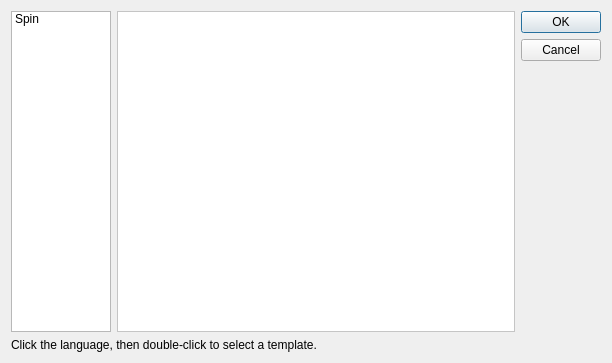
parallaxinc/PropellerIDE, file src/propelleride/forms/newfromtemplate.ui: the form before one commit.
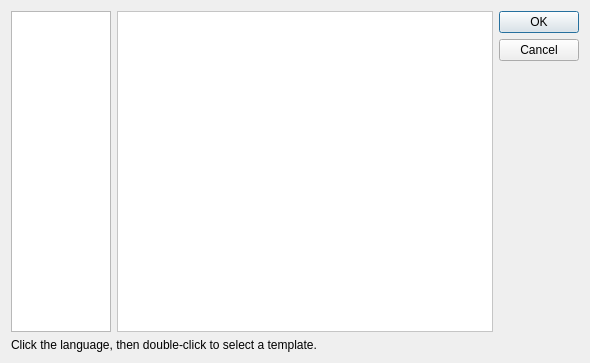
The form after the commit.

Diff of the .ui file:
```diff
--- a/src/propelleride/forms/newfromtemplate.ui
+++ b/src/propelleride/forms/newfromtemplate.ui
@@ -6,7 +6,7 @@
    <rect>
     <x>0</x>
     <y>0</y>
-    <width>612</width>
+    <width>590</width>
     <height>363</height>
    </rect>
   </property>
@@ -36,11 +36,6 @@
        <property name="showDropIndicator" stdset="0">
         <bool>false</bool>
        </property>
-       <item>
-        <property name="text">
-         <string>Spin</string>
-        </property>
-       </item>
       </widget>
      </item>
      <item>
@@ -117,7 +112,7 @@
          <rect>
           <x>0</x>
           <y>0</y>
-          <width>393</width>
+          <width>371</width>
           <height>317</height>
          </rect>
         </property>
```
Left out of the diff: 63 changed lines with no effect on the pictures.
